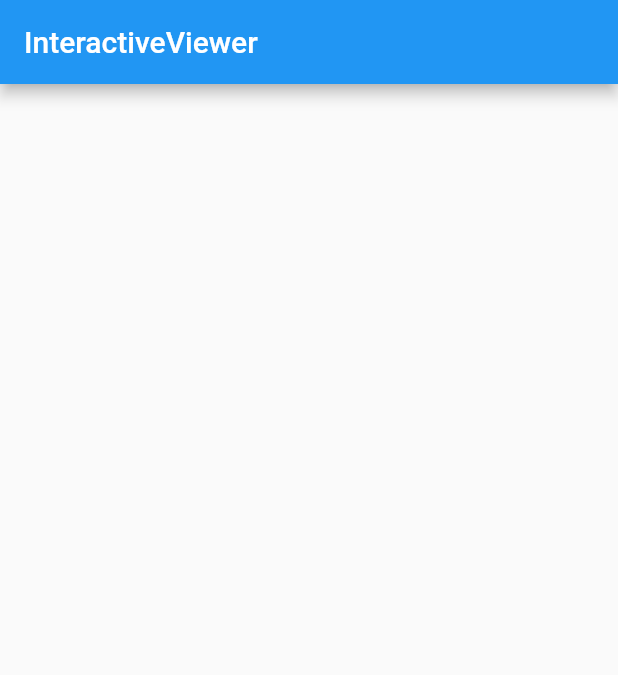
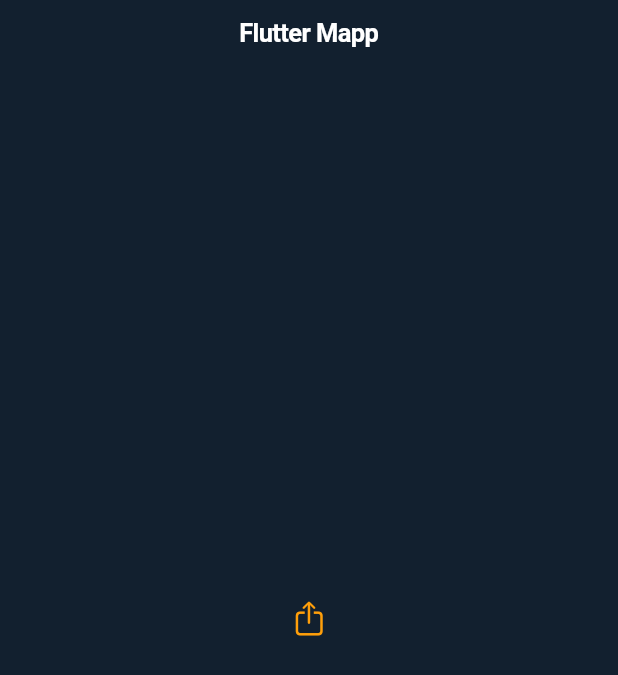
Before and after one commit to zalkary4/flutter_widget, a Flutter app: the screen it shows after launch, on a phone screen of 412 x 824 dp. Shown: the top 675 px of the screen. Run offline on Flutter 3.47's test engine with Material 2 defaults, Android fonts, the light colour scheme and no system bars; our stand-ins replace lottie.

Commit message:
cupertino app

```diff
--- a/lib/main.dart
+++ b/lib/main.dart
@@ -1,5 +1,5 @@
 import 'package:flutter/material.dart';
-import 'package:flutter_widget/widgets/interactive_viewer_widget_2.dart';
+import 'package:flutter_widget/widgets/cupertino_app_widget.dart';
 
 void main() {
   runApp(const MyApp());
@@ -20,7 +20,7 @@ class _MyAppState extends State<MyApp> {
       theme: ThemeData(
         primarySwatch: Colors.blue,
       ),
-      home: const InteractiveViewerWidget2(),
+      home: const CupertinoAppWidget(),
     );
   }
 }
--- /dev/null
+++ b/lib/widgets/cupertino_app_widget.dart
@@ -0,0 +1,32 @@
+import 'package:flutter/cupertino.dart';
+
+class CupertinoAppWidget extends StatefulWidget {
+  const CupertinoAppWidget({
+    super.key,
+  });
+
+  @override
+  State<CupertinoAppWidget> createState() => _CupertinoAppWidgetState();
+}
+
+class _CupertinoAppWidgetState extends State<CupertinoAppWidget> {
+  @override
+  Widget build(BuildContext context) {
+    return const CupertinoApp(
+      debugShowCheckedModeBanner: false,
+      theme: CupertinoThemeData(
+        brightness: Brightness.dark,
+        scaffoldBackgroundColor: Color.fromARGB(255, 18, 32, 47),
+        primaryColor: CupertinoColors.systemOrange,
+      ),
+      home: CupertinoPageScaffold(
+        navigationBar: CupertinoNavigationBar(
+          middle: Text('Flutter Mapp'),
+        ),
+        child: Center(
+          child: Icon(CupertinoIcons.share),
+        ),
+      ),
+    );
+  }
+}
```
Also changed, not shown: lib/tes.dart (added, +35 -0 lines).
